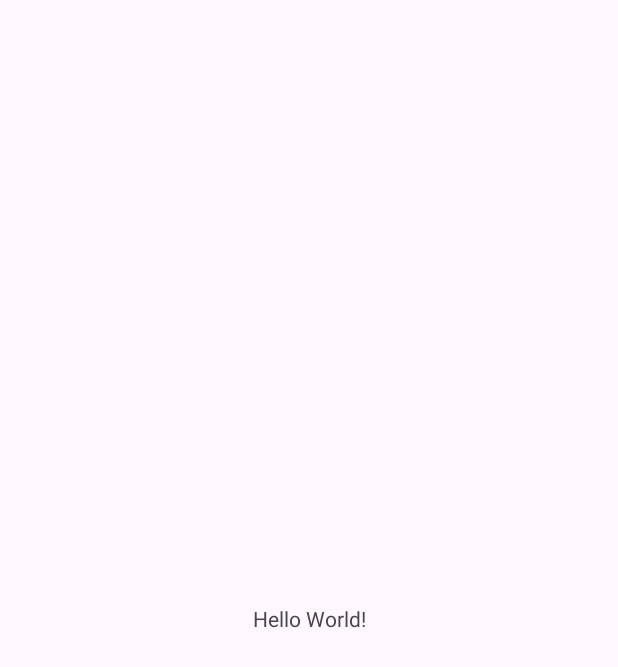
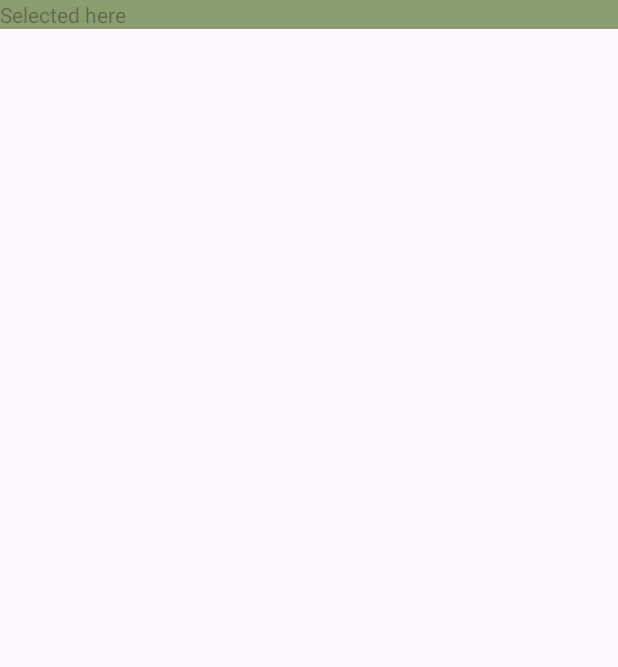
Before and after one commit to tranhieu243/CSE441_PRATICE, an Android app: the screen it shows after launch (MainActivity), on a phone screen of 412 x 824 dp. Before the commit the part shown is almost empty. Shown: the top 667 px of the screen. Run offline under Robolectric (Android 15) with nearby library versions, the phone set to English and light mode, and no system bars.

Commit message:
layout Ex13.2

```diff
--- a/Ex13.2/app/src/main/res/layout/activity_main.xml
+++ b/Ex13.2/app/src/main/res/layout/activity_main.xml
@@ -1,19 +1,24 @@
 <?xml version="1.0" encoding="utf-8"?>
-<androidx.constraintlayout.widget.ConstraintLayout xmlns:android="http://schemas.android.com/apk/res/android"
+<LinearLayout xmlns:android="http://schemas.android.com/apk/res/android"
     xmlns:app="http://schemas.android.com/apk/res-auto"
     xmlns:tools="http://schemas.android.com/tools"
     android:id="@+id/main"
     android:layout_width="match_parent"
     android:layout_height="match_parent"
+    android:orientation="vertical"
     tools:context=".MainActivity">
 
     <TextView
-        android:layout_width="wrap_content"
+        android:id="@+id/selection"
+        android:layout_width="match_parent"
         android:layout_height="wrap_content"
-        android:text="Hello World!"
-        app:layout_constraintBottom_toBottomOf="parent"
-        app:layout_constraintEnd_toEndOf="parent"
-        app:layout_constraintStart_toStartOf="parent"
-        app:layout_constraintTop_toTopOf="parent" />
+        android:hint="Selected here"
+        android:background="#8A9D6F"
+        />
+    <GridView
+        android:id="@+id/gridView1"
+        android:layout_width="match_parent"
+        android:layout_height="wrap_content"
+        android:numColumns="3"></GridView>
 
-</androidx.constraintlayout.widget.ConstraintLayout>
+</LinearLayout>
```
